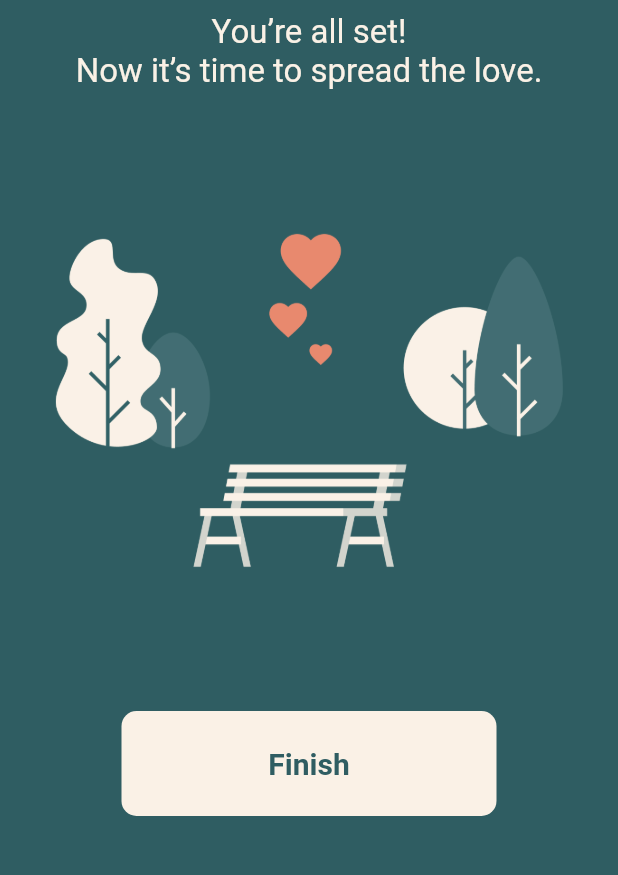
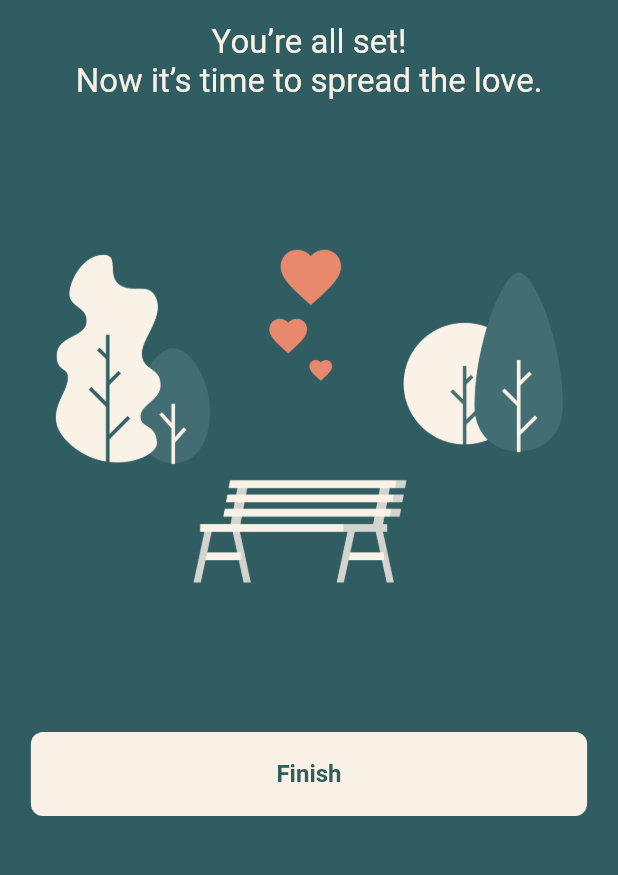
Before and after one commit to luggy-wuggy/oogway, a Flutter app: the screen it shows after launch, swiped to page 5, on a phone screen of 412 x 824 dp, the part 270-1145 px from its top. Run offline on Flutter 3.47's test engine with Material 2 defaults, Android fonts, the phone set to English and light mode, and no system bars; our stand-ins replace chopper, cloud_firestore, firebase_auth, firebase_core, flutter_riverpod, go_router and 3 more; accounts and stored records are empty; generated files the repository leaves out were written again.

Commit message:
feat: extended oogway button

```diff
--- a/oogway/lib/src/ui/onboard/widgets/city_view.dart
+++ b/oogway/lib/src/ui/onboard/widgets/city_view.dart
@@ -31,7 +31,10 @@ class CityView extends ConsumerWidget {
         const Spacer(flex: 4),
         OogwayLongButton(
           title: "Continue",
-          onTap: () async {
+          backgroundColor: OogwayColors.kPrimaryLightColor,
+          pressedColor: OogwayColors.kPrimaryLightColor,
+          childColor: OogwayColors.kPrimaryDarkColor,
+          onPressed: () async {
             ref.read(onboardAcionControllerProvider).submitCity();
           },
         ),
--- a/oogway/lib/src/ui/onboard/widgets/finish_view.dart
+++ b/oogway/lib/src/ui/onboard/widgets/finish_view.dart
@@ -35,7 +35,10 @@ class FinishView extends ConsumerWidget {
         const Spacer(flex: 1),
         OogwayLongButton(
           title: "Finish",
-          onTap: () async {
+          backgroundColor: OogwayColors.kPrimaryLightColor,
+          pressedColor: OogwayColors.kPrimaryLightColor,
+          childColor: OogwayColors.kPrimaryDarkColor,
+          onPressed: () async {
             ref.read(onboardAcionControllerProvider).finishOnboard();
           },
         ),
--- a/oogway/lib/src/ui/onboard/widgets/introduction_view.dart
+++ b/oogway/lib/src/ui/onboard/widgets/introduction_view.dart
@@ -37,10 +37,13 @@ class IntroductionView extends StatelessWidget {
         Consumer(
           builder: (context, ref, child) {
             return OogwayLongButton(
-              onTap: () {
+              onPressed: () {
                 ref.read(onboardAnimationControllerProvider).forwardAnimation();
                 ref.read(onboardFlowControllerProvider).nextPage();
               },
+              backgroundColor: OogwayColors.kPrimaryLightColor,
+              pressedColor: OogwayColors.kPrimaryLightColor,
+              childColor: OogwayColors.kPrimaryDarkColor,
               title: "Hi Oogway!",
             );
           },
--- a/oogway/lib/src/ui/onboard/widgets/name_view.dart
+++ b/oogway/lib/src/ui/onboard/widgets/name_view.dart
@@ -31,9 +31,12 @@ class NameView extends ConsumerWidget {
         const Spacer(flex: 4),
         OogwayLongButton(
           title: "Continue",
-          onTap: () async {
+          onPressed: () async {
             ref.read(onboardAcionControllerProvider).submitName();
           },
+          backgroundColor: OogwayColors.kPrimaryLightColor,
+          pressedColor: OogwayColors.kPrimaryLightColor,
+          childColor: OogwayColors.kPrimaryDarkColor,
         ),
       ],
     );
--- a/oogway/lib/src/ui/onboard/widgets/passion_view.dart
+++ b/oogway/lib/src/ui/onboard/widgets/passion_view.dart
@@ -62,12 +62,15 @@ class PassionView extends ConsumerWidget {
             builder: (context, ref, child) {
               return OogwayLongButton(
                 title: "Continue",
-                onTap: () async {
+                onPressed: () async {
                   ref
                       .read(onboardAnimationControllerProvider)
                       .reverseAnimation();
                   ref.read(onboardAcionControllerProvider).submitPassions();
                 },
+                backgroundColor: OogwayColors.kPrimaryLightColor,
+                pressedColor: OogwayColors.kPrimaryLightColor,
+                childColor: OogwayColors.kPrimaryDarkColor,
               );
             },
           ),
--- a/oogway/lib/src/ui/root/ui/settings/settings_view.dart
+++ b/oogway/lib/src/ui/root/ui/settings/settings_view.dart
@@ -1,5 +1,6 @@
 import 'package:flutter/material.dart';
 import 'package:flutter_riverpod/flutter_riverpod.dart';
+import 'package:oogway/src/common/constants/ui.dart';
 import 'package:oogway/src/domain/usecases/account/sign_out_use_case.dart';
 import 'package:oogway/src/ui/widgets/long_button.dart';
 
@@ -11,7 +12,10 @@ class SettingsView extends ConsumerWidget {
     return Center(
       child: OogwayLongButton(
         title: "Log out",
-        onTap: () => ref.read(signOutUseCaseProvider).call(),
+        backgroundColor: OogwayColors.kPrimaryLightColor,
+        pressedColor: OogwayColors.kPrimaryLightColor,
+        childColor: OogwayColors.kPrimaryDarkColor,
+        onPressed: () => ref.read(signOutUseCaseProvider).call(),
       ),
     );
   }
--- a/oogway/lib/src/ui/widgets/long_button.dart
+++ b/oogway/lib/src/ui/widgets/long_button.dart
@@ -1,38 +1,132 @@
 import 'package:flutter/material.dart';
-import 'package:oogway/src/common/constants/ui.dart';
+import 'package:flutter/services.dart';
 
-class OogwayLongButton extends StatelessWidget {
-  const OogwayLongButton({Key? key, required this.title, this.onTap})
-      : super(key: key);
+class OogwayLongButton extends StatefulWidget {
+  final String? title;
+  final Color backgroundColor;
+  final Color pressedColor;
+  final Color childColor;
+  final Color borderColor;
+  final Color? disabledColor;
+  final double? width;
+  final IconData? icon;
+  final bool isLoading;
+  final bool isDisabled;
+  final VoidCallback? onPressed;
 
-  final String title;
-  final Function? onTap;
+  const OogwayLongButton({
+    Key? key,
+    this.title,
+    required this.backgroundColor,
+    required this.pressedColor,
+    required this.childColor,
+    this.disabledColor,
+    this.borderColor = Colors.transparent,
+    this.isLoading = false,
+    this.isDisabled = false,
+    this.onPressed,
+    this.icon,
+    this.width,
+  }) : super(key: key);
+
+  @override
+  State<OogwayLongButton> createState() => _OogwayLongButtonState();
+}
+
+class _OogwayLongButtonState extends State<OogwayLongButton> {
+  bool _isPressDown = false;
+  static const double buttonHeight = 56;
+  static const double scaleDownFx = 0.95;
+  static const int buttonScaleDuration = 50;
 
   @override
   Widget build(BuildContext context) {
-    return GestureDetector(
-      onTap: () {
-        onTap?.call();
-      },
-      child: Container(
-        height: 70,
-        width: 250,
-        decoration: const BoxDecoration(
-          color: OogwayColors.kPrimaryLightColor,
-          borderRadius: BorderRadius.all(
-            Radius.circular(10),
+    Size size = MediaQuery.of(context).size;
+    double buttonWidth = widget.width ?? size.width * 0.9;
+
+    return Container(
+      alignment: Alignment.center,
+      height: buttonHeight,
+      width: buttonWidth,
+      child: GestureDetector(
+        onTapCancel: widget.isDisabled
+            ? null
+            : () {
+                if (!widget.isDisabled) {
+                  setState(() => _isPressDown = false);
+                }
+              },
+        onTapDown: widget.isDisabled
+            ? null
+            : (tapDownDetails) async {
+                if (!widget.isDisabled) {
+                  setState(() => _isPressDown = true);
+                }
+              },
+        onTapUp: widget.isDisabled
+            ? null
+            : (tapUpDetails) async {
+                if (!widget.isDisabled) {
+                  if (widget.onPressed != null) {
+                    setState(() => _isPressDown = false);
+                    widget.onPressed?.call();
+                    HapticFeedback.mediumImpact();
+                  }
+                }
+              },
+        child: AnimatedContainer(
+          duration: const Duration(milliseconds: buttonScaleDuration),
+          curve: Curves.easeInOutCubicEmphasized,
+          width: _shouldScaleButton ? (buttonWidth * scaleDownFx) : buttonWidth,
+          height:
+              _shouldScaleButton ? (buttonHeight * scaleDownFx) : buttonHeight,
+          decoration: BoxDecoration(
+            borderRadius: const BorderRadius.all(Radius.circular(8)),
+            color: _buttonColor,
+            border: Border.all(color: widget.borderColor),
           ),
-        ),
-        alignment: Alignment.center,
-        child: Text(
-          title,
-          style: const TextStyle(
-            color: OogwayColors.kPrimaryDarkColor,
-            fontSize: 20,
-            fontWeight: FontWeight.w600,
-          ),
+          alignment: Alignment.center,
+          child: widget.isLoading
+              ? SizedBox(
+                  height: 25,
+                  width: 25,
+                  child: CircularProgressIndicator(
+                    color: widget.childColor,
+                    strokeWidth: 3,
+                  ),
+                )
+              : widget.icon != null
+                  ? Icon(
+                      widget.icon,
+                      color: widget.childColor,
+                    )
+                  : Text(
+                      widget.title ?? "",
+                      style: Theme.of(context).textTheme.subtitle1?.copyWith(
+                            color: widget.childColor,
+                            fontWeight: FontWeight.w700,
+                          ),
+                    ),
         ),
       ),
     );
   }
+
+  bool get isDisabled => widget.isDisabled;
+
+  bool get _shouldScaleButton {
+    return _isPressDown || widget.isLoading;
+  }
+
+  Color get _buttonColor {
+    if (widget.isDisabled) {
+      return widget.disabledColor ?? Colors.grey;
+    } else {
+      if (_isPressDown || widget.isLoading) {
+        return widget.pressedColor;
+      } else {
+        return widget.backgroundColor;
+      }
+    }
+  }
 }
```
